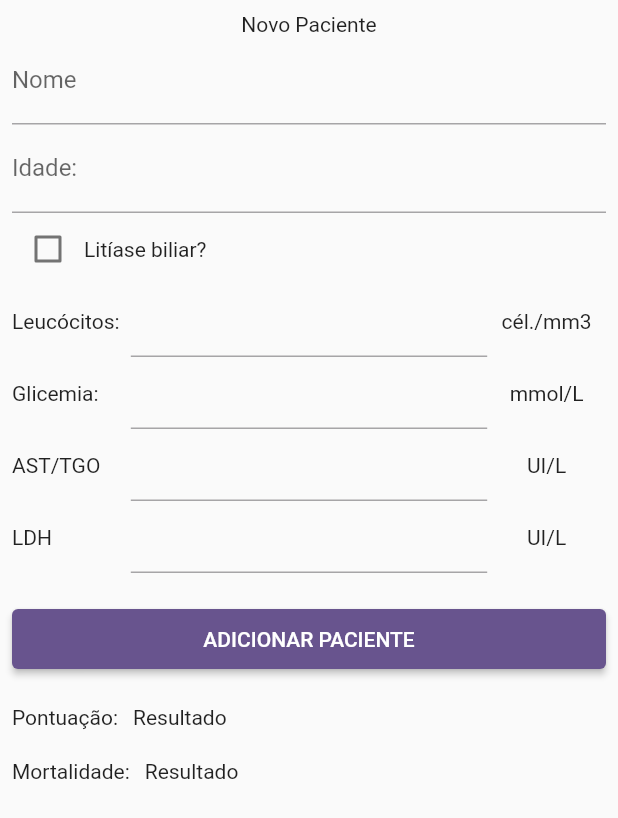
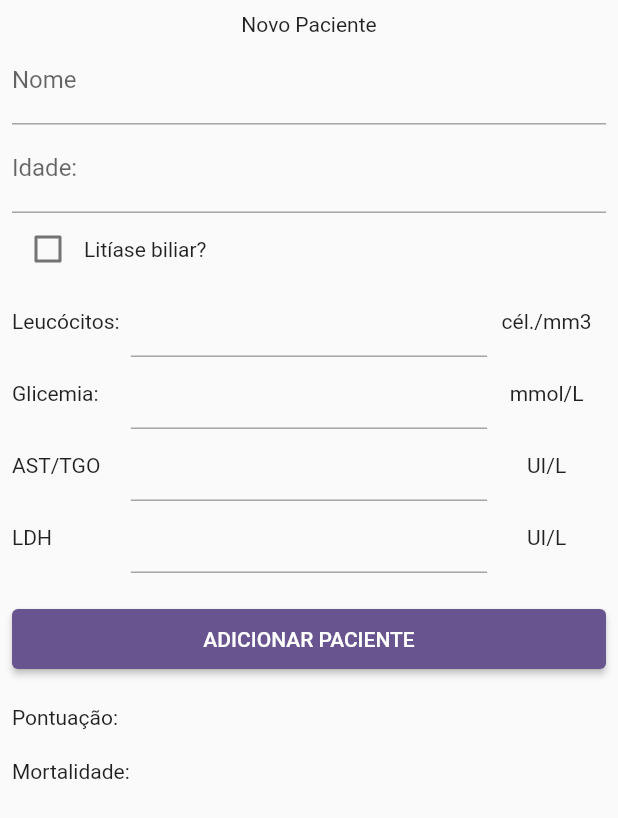
Before and after one commit to guilherme-ribeiro27/Ranson, a Flutter app: the screen it shows after launch, on a phone screen of 412 x 824 dp. Shown: the top 818 px of the screen. Run offline on Flutter 3.47's test engine with Material 2 defaults, Android fonts, the phone set to English and light mode, and no system bars.

Commit message:
Iniciando a lógica

```diff
--- a/lib/main.dart
+++ b/lib/main.dart
@@ -1,5 +1,4 @@
 import 'package:flutter/material.dart';
-
 void main() {
   runApp(const MyApp());
 }
@@ -33,9 +32,28 @@ class MyHomePage extends StatefulWidget {
 
 class _MyHomePageState extends State<MyHomePage> {
   bool litiaseBiliar = false;
+  TextEditingController nomeController = TextEditingController();
+  TextEditingController idadeController = TextEditingController();
+  TextEditingController leucocitosController = TextEditingController();
+  TextEditingController glicemiaController = TextEditingController();
+  TextEditingController astController = TextEditingController();
+  TextEditingController ldhController = TextEditingController();
+  int pontuacao = 0;
+  String pontuacaoString = '';
+  double mortalidade = 0;
+  String mortalidadeString = '';
   @override
   void initState(){
     super.initState();
+  }
+  void handleSubmit(){
+    if(litiaseBiliar){
+      if(idadeController.text == '70'){
+        pontuacao += 1;
+      }
+    }else{
+
+    }
   }
   @override
   Widget build(BuildContext context) {
@@ -54,11 +72,13 @@ class _MyHomePageState extends State<MyHomePage> {
                 child: Column(
                   children: [
                     TextFormField(
+                      controller: nomeController,
                       decoration: const InputDecoration(
                         labelText: 'Nome'
                       )
                     ),
                     TextFormField(
+                      controller: idadeController,
                       decoration: const InputDecoration(
                         labelText: 'Idade:'
                       )
@@ -74,28 +94,28 @@ class _MyHomePageState extends State<MyHomePage> {
                     Row(
                       children: [
                         const Expanded(flex: 1,child: Text('Leucócitos:'),),
-                        Expanded(flex: 3,child: TextFormField(), ),
+                        Expanded(flex: 3,child: TextFormField(controller: leucocitosController,), ),
                         const Expanded(flex: 1,child: Text('cél./mm3', textAlign: TextAlign.center),)
                       ],
                     ),
                     Row(
                       children: [
                         const Expanded(flex: 1,child: Text('Glicemia:',),),
-                        Expanded(flex: 3,child: TextFormField(), ),
+                        Expanded(flex: 3,child: TextFormField(controller: glicemiaController,), ),
                         const Expanded(flex: 1,child: Text('mmol/L', textAlign: TextAlign.center),)
                       ],
                     ),
                     Row(
                       children: [
                         const Expanded(flex: 1,child: Text('AST/TGO',),),
-                        Expanded(flex: 3,child: TextFormField(), ),
+                        Expanded(flex: 3,child: TextFormField(controller: astController,), ),
                         const Expanded(flex: 1,child: Text('UI/L', textAlign: TextAlign.center),)
                       ],
                     ),
                     Row(
                       children: [
                         const Expanded(flex: 1,child: Text('LDH',),),
-                        Expanded(flex: 3,child: TextFormField(), ),
+                        Expanded(flex: 3,child: TextFormField(controller: ldhController,), ),
                         const Expanded(flex: 1,child: Text('UI/L', textAlign: TextAlign.center),)
                       ],
                     ),
@@ -109,7 +129,7 @@ class _MyHomePageState extends State<MyHomePage> {
                 children: [
                   const Text('Pontuação:'),
                   const SizedBox(width: 10,),
-                  const Text('Resultado')
+                  Text('$pontuacaoString')
                 ],
               ),
               const SizedBox(height: 20,),
@@ -117,7 +137,7 @@ class _MyHomePageState extends State<MyHomePage> {
                 children: [
                   const Text('Mortalidade:'),
                   const SizedBox(width: 10,),
-                  const Text('Resultado')
+                  Text('$mortalidadeString')
                 ],
               )
             ],
```
